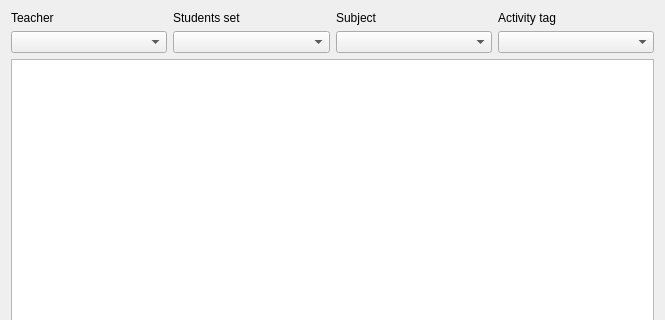
Before: the Qt Designer form src/interface/modifyconstraintactivitiespreferredtimeslotsform_template.ui in karandit/fet, drawn with Qt 5; both pictures show x 0 to 665 and y 0 to 320 of the 665 by 580 pixel window.
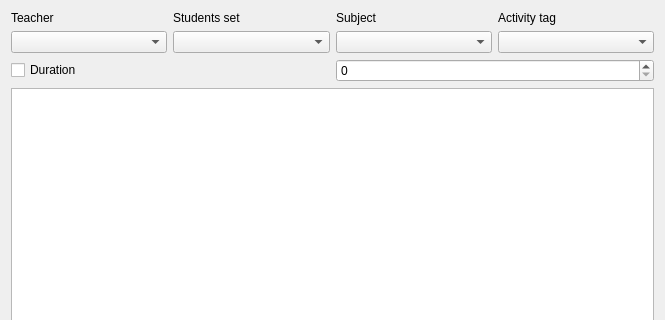
After: the same form once the commit is applied.

```diff
--- a/src/interface/modifyconstraintactivitiespreferredtimeslotsform_template.ui
+++ b/src/interface/modifyconstraintactivitiespreferredtimeslotsform_template.ui
@@ -13,7 +13,7 @@
   <property name="windowTitle">
    <string extracomment="This is the title of the dialog to modify a constraint of this type">Modify activities preferred time slots</string>
   </property>
-  <layout class="QGridLayout" name="gridLayout_2">
+  <layout class="QGridLayout" name="gridLayout">
    <item row="0" column="0">
     <layout class="QGridLayout" name="filterGridLayout">
      <item row="1" column="0">
@@ -71,9 +71,23 @@
     </layout>
    </item>
    <item row="1" column="0">
-    <widget class="QTableWidget" name="preferredTimesTable"/>
+    <layout class="QHBoxLayout" name="horizontalLayout">
+     <item>
+      <widget class="QCheckBox" name="durationCheckBox">
+       <property name="text">
+        <string>Duration</string>
+       </property>
+      </widget>
+     </item>
+     <item>
+      <widget class="QSpinBox" name="durationSpinBox"/>
+     </item>
+    </layout>
    </item>
    <item row="2" column="0">
+    <widget class="QTableWidget" name="preferredTimesTable"/>
+   </item>
+   <item row="3" column="0">
     <layout class="QHBoxLayout" name="weightBoxLayout">
      <item>
       <widget class="QLabel" name="weightTextLabel">
@@ -100,7 +114,7 @@
      </item>
     </layout>
    </item>
-   <item row="3" column="0">
+   <item row="4" column="0">
     <layout class="QGridLayout" name="buttonsGridLayout">
      <item row="0" column="0">
       <widget class="QPushButton" name="setAllAllowedPushButton">
```
